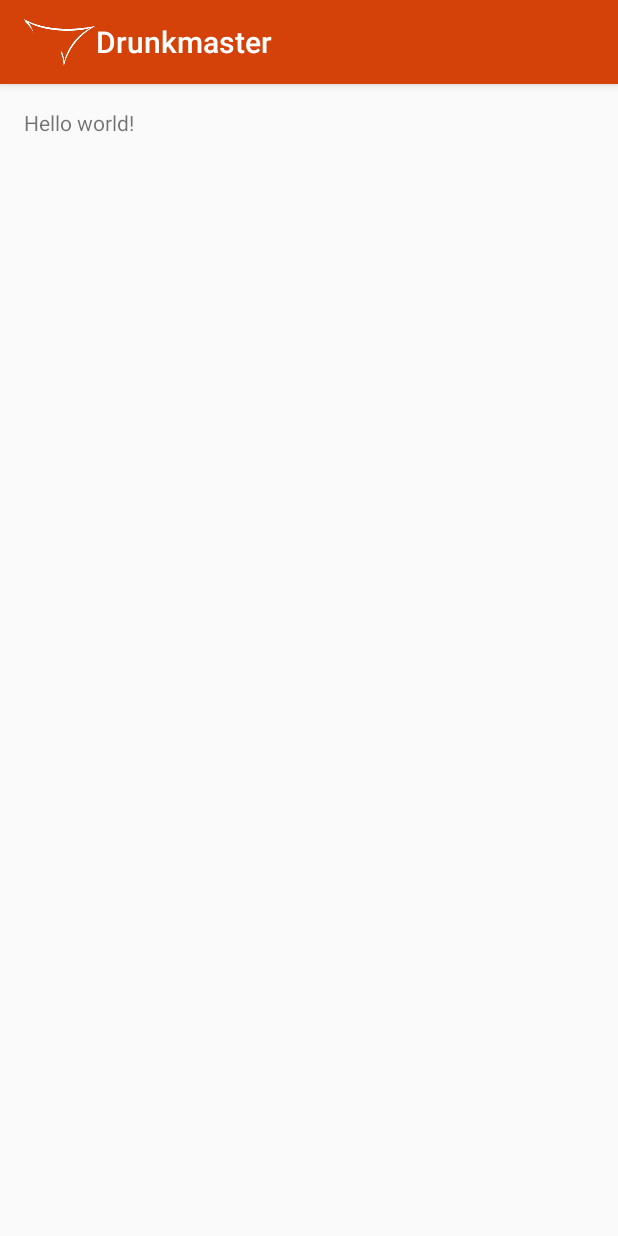
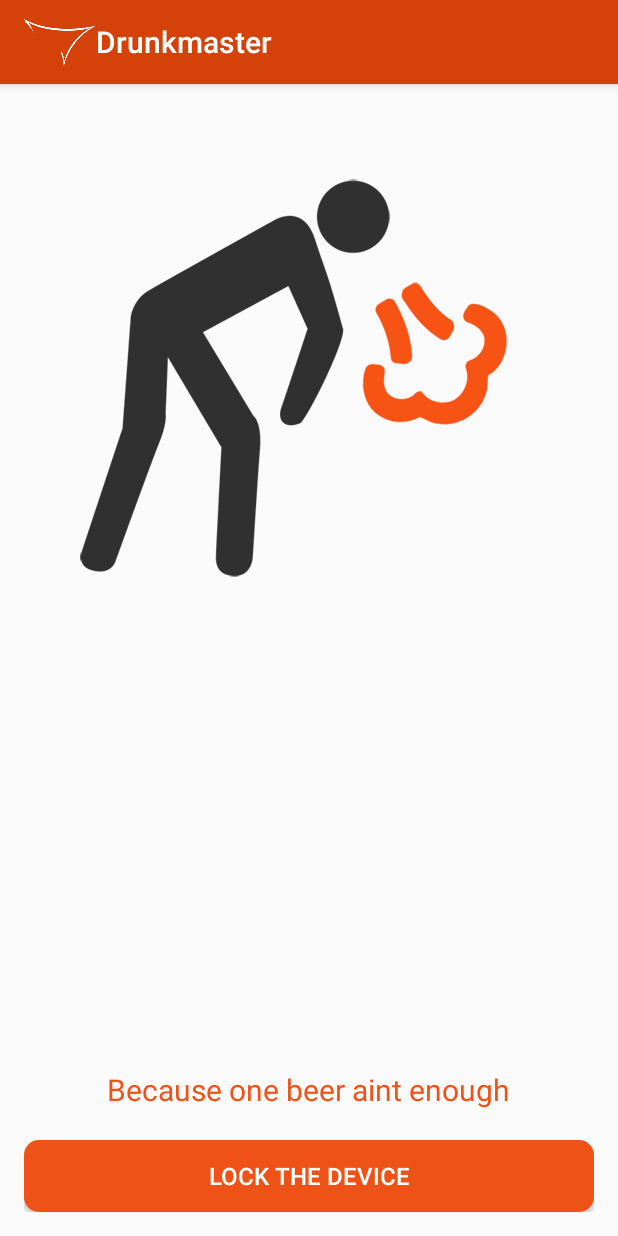
Before and after one commit to sinystr/Drunkmaster, an Android app: the HomeActivity screen opened directly, with no data from a screen before it, on a phone screen of 412 x 824 dp. Run offline under Robolectric (Android 15) with nearby library versions, the phone set to English and light mode, and no system bars.

Commit message:
Finishing the view for the first screen

```diff
--- /dev/null
+++ b/app/src/main/res/drawable/rounded_orange_button.xml
@@ -0,0 +1,25 @@
+<?xml version="1.0" encoding="utf-8"?>
+<shape
+    xmlns:android="http://schemas.android.com/apk/res/android"
+    android:shape="rectangle">
+
+    <!-- view background color -->
+    <solid
+        android:color="@color/light_orange">
+    </solid>
+
+
+    <!-- If you want to add some padding -->
+    <padding
+        android:left="5dp"
+        android:top="5dp"
+        android:right="5dp"
+        android:bottom="5dp"    >
+    </padding>
+
+    <!-- Here is the corner radius -->
+    <corners
+        android:radius="10dp"   >
+    </corners>
+
+</shape>
--- a/app/src/main/res/layout/activity_home.xml
+++ b/app/src/main/res/layout/activity_home.xml
@@ -1,12 +1,43 @@
 <RelativeLayout xmlns:android="http://schemas.android.com/apk/res/android"
-    xmlns:tools="http://schemas.android.com/tools" android:layout_width="wrap_content"
+    xmlns:tools="http://schemas.android.com/tools" android:layout_width="fill_parent"
     android:layout_height="match_parent" android:paddingLeft="@dimen/activity_horizontal_margin"
     android:paddingRight="@dimen/activity_horizontal_margin"
     android:paddingTop="@dimen/activity_vertical_margin"
     android:paddingBottom="@dimen/activity_vertical_margin"
+    android:orientation="vertical"
     tools:context="bg.stoykov.drunk.drunkmaster.HomeActivity">
 
-    <TextView android:text="@string/hello_world" android:layout_width="wrap_content"
-        android:layout_height="wrap_content" />
+    <ImageView
+        android:layout_width="wrap_content"
+        android:layout_height="wrap_content"
+        android:src="@drawable/vomit"
+        android:id="@+id/imageView"
+        android:layout_gravity="center_horizontal"
+        android:layout_alignParentTop="true"
+        android:layout_centerHorizontal="true"
+        android:layout_marginTop="25dp" />
+
+    <Button
+        android:layout_width="wrap_content"
+        android:layout_height="wrap_content"
+        android:text="@string/lock"
+        style="@style/orangeButton"
+        android:id="@+id/button"
+        android:layout_alignParentBottom="true"
+        android:layout_alignParentRight="true"
+        android:layout_alignParentEnd="true"
+        android:layout_alignParentLeft="true"
+        android:layout_alignParentStart="true" />
+
+    <TextView
+        android:layout_width="wrap_content"
+        android:layout_height="wrap_content"
+        android:textAppearance="?android:attr/textAppearanceLarge"
+        android:text="@string/slogan"
+        android:layout_marginBottom="20dp"
+        android:id="@+id/textView"
+        style="@style/orangeText"
+        android:layout_above="@+id/button"
+        android:layout_centerHorizontal="true" />
 
 </RelativeLayout>
--- a/app/src/main/res/values/colors.xml
+++ b/app/src/main/res/values/colors.xml
@@ -4,5 +4,5 @@
     <color name="light_orange">#ee5217</color>
     <color name="light_grey">#303030</color>
     <color name="dark_grey">#0e0e0e</color>
-
+    <color name="white">#fff</color>
 </resources>
--- a/app/src/main/res/values/strings.xml
+++ b/app/src/main/res/values/strings.xml
@@ -6,5 +6,7 @@
     <string name="action_settings">Settings</string>
     <string name="title_activity_home">HomeActivity</string>
     <string name="application_title">Drunkmaster</string>
+    <string name="lock" >LOCK THE DEVICE</string>
+    <string name="slogan" >Because one beer aint enough</string>
 
 </resources>
--- a/app/src/main/res/values/styles.xml
+++ b/app/src/main/res/values/styles.xml
@@ -1,4 +1,4 @@
-<resources>
+<resources xmlns:android="http://schemas.android.com/apk/res/android">
 
     <style name="DrunkmasterTheme"
         parent="@style/Theme.AppCompat.Light.DarkActionBar">
@@ -17,4 +17,15 @@
         <item name="background">@color/dark_orange</item>
     </style>
 
+    <style name="orangeButton">
+        <item name="android:background">@drawable/rounded_orange_button</item>
+        <item name="android:textColor">@color/white</item>
+        <item name="android:textSize">16sp</item>
+    </style>
+
+    <style name="orangeText">
+        <item name="android:textColor">@color/light_orange</item>
+        <item name="android:textSize">20sp</item>
+    </style>
+
 </resources>
```
Also changed, not shown: app/src/main/res/drawable-hdpi/vomit.png (added), app/src/main/res/drawable-mdpi/vomit.png (added), app/src/main/res/drawable-xhdpi/vomit.png (added), app/src/main/res/drawable-xxhdpi/vomit.png (added).
